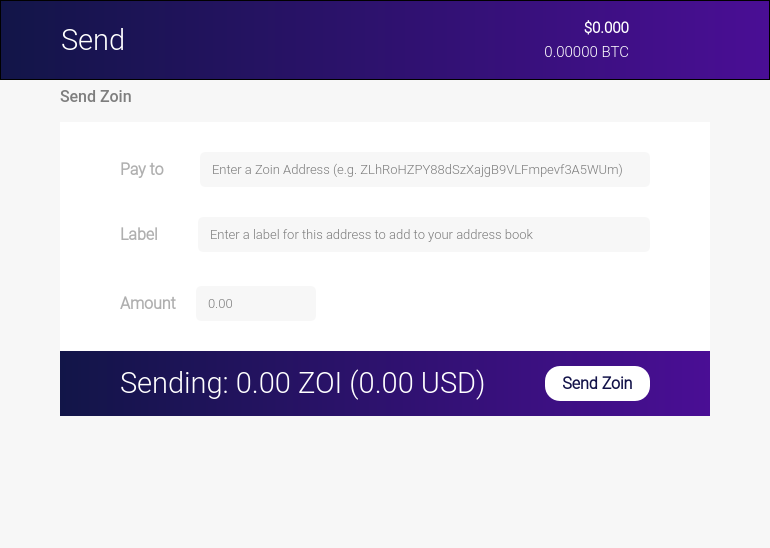
Old version of the form src/qt/forms/winforms/sendcoinsdialog.ui in the repository noirofficial/noir.
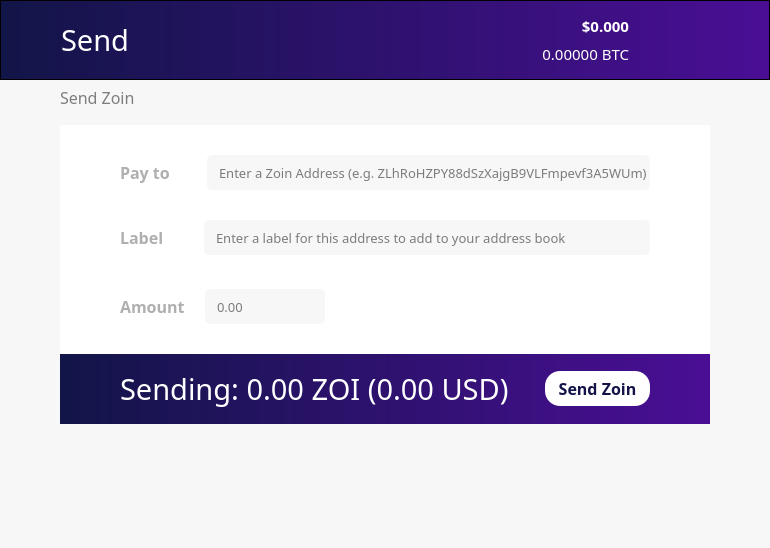
New version of the form. Icons and pictures are not drawn. Custom widgets are drawn as their Qt base class.

The edit to the form file:
```diff
--- a/src/qt/forms/winforms/sendcoinsdialog.ui
+++ b/src/qt/forms/winforms/sendcoinsdialog.ui
@@ -109,8 +109,10 @@
             </property>
             <property name="font">
              <font>
-              <family>Roboto Light</family>
+              <family>ZoinLight</family>
               <pointsize>22</pointsize>
+              <weight>50</weight>
+              <bold>false</bold>
              </font>
             </property>
             <property name="styleSheet">
@@ -131,7 +133,7 @@
              <widget class="QLabel" name="priceUSD">
               <property name="font">
                <font>
-                <family>Roboto Light</family>
+                <family>ZoinLight</family>
                 <pointsize>11</pointsize>
                 <weight>75</weight>
                 <bold>true</bold>
@@ -153,8 +155,10 @@
              <widget class="QLabel" name="priceBTC">
               <property name="font">
                <font>
-                <family>Roboto Light</family>
+                <family>ZoinLight</family>
                 <pointsize>11</pointsize>
+                <weight>50</weight>
+                <bold>false</bold>
                </font>
               </property>
               <property name="styleSheet">
@@ -239,7 +243,7 @@
         <widget class="QLabel" name="label_7">
          <property name="font">
           <font>
-           <family>Roboto Medium</family>
+           <family>ZoinMedium</family>
            <pointsize>12</pointsize>
            <weight>50</weight>
            <bold>false</bold>
@@ -389,7 +393,7 @@
               </property>
               <property name="font">
                <font>
-                <family>Roboto Light</family>
+                <family>ZoinLight</family>
                 <pointsize>12</pointsize>
                 <weight>75</weight>
                 <bold>true</bold>
@@ -419,7 +423,7 @@
               </property>
               <property name="font">
                <font>
-                <family>Roboto Light</family>
+                <family>ZoinLight</family>
                 <pointsize>10</pointsize>
                </font>
               </property>
@@ -479,7 +483,7 @@
               </property>
               <property name="font">
                <font>
-                <family>Roboto Light</family>
+                <family>ZoinLight</family>
                 <pointsize>12</pointsize>
                 <weight>75</weight>
                 <bold>true</bold>
@@ -503,7 +507,7 @@
               </property>
               <property name="font">
                <font>
-                <family>Roboto Light</family>
+                <family>ZoinLight</family>
                 <pointsize>10</pointsize>
                </font>
               </property>
@@ -547,7 +551,7 @@
               </property>
               <property name="font">
                <font>
-                <family>Roboto Light</family>
+                <family>ZoinLight</family>
                 <pointsize>12</pointsize>
                 <weight>75</weight>
                 <bold>true</bold>
@@ -580,7 +584,7 @@
               </property>
               <property name="font">
                <font>
-                <family>Roboto Light</family>
+                <family>ZoinLight</family>
                 <pointsize>10</pointsize>
                </font>
               </property>
@@ -644,7 +648,7 @@
             <widget class="QLabel" name="sendAmount">
              <property name="font">
               <font>
-               <family>Roboto Light</family>
+               <family>ZoinLight</family>
                <pointsize>22</pointsize>
                <weight>50</weight>
                <italic>false</italic>
@@ -678,7 +682,7 @@
              </property>
              <property name="font">
               <font>
-               <family>Roboto Light</family>
+               <family>ZoinLight</family>
                <pointsize>12</pointsize>
                <weight>75</weight>
                <bold>true</bold>
```
